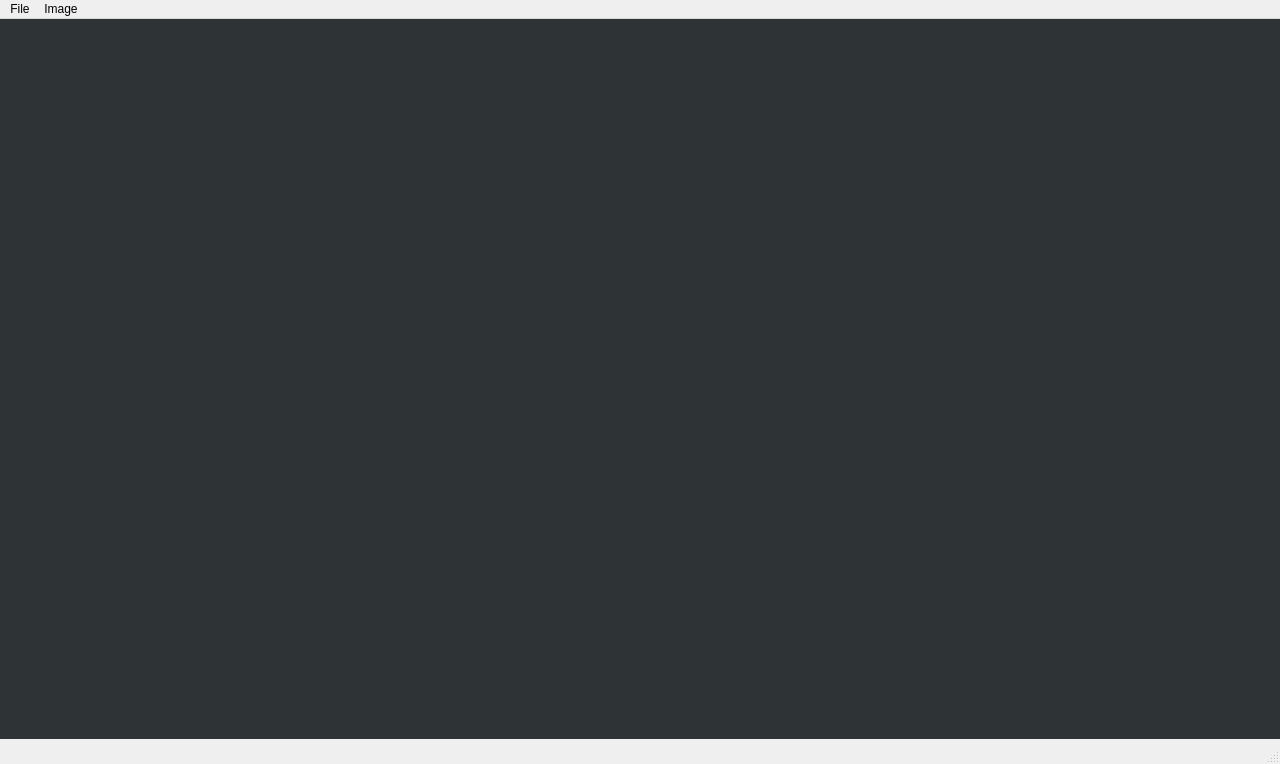
This is slides.ui in 5anji/G-Slider as Qt 5 draws it before an edit. The edited form follows.
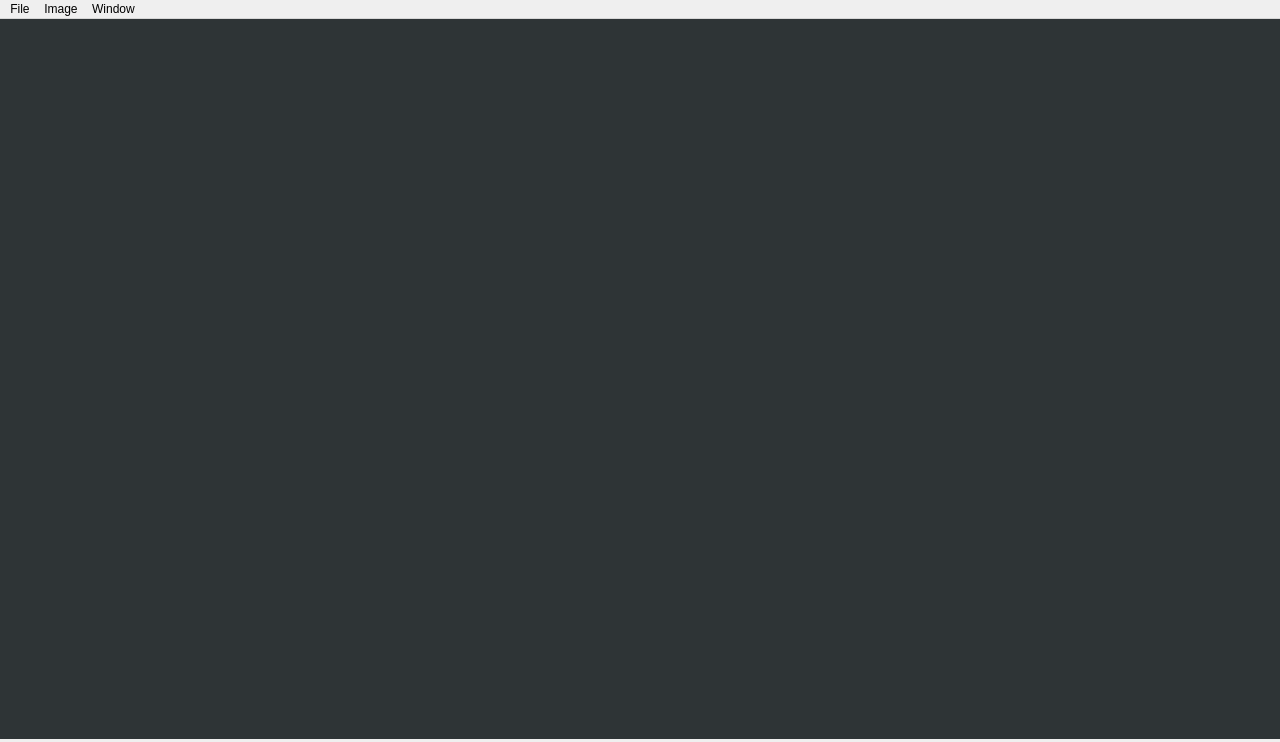
This is the edited form.

Commit message:
Added resizing and much more stuff
Also on double click on the widget's center will show window in fullscreen mode

The edit to the form file:
```diff
--- a/slides.ui
+++ b/slides.ui
@@ -7,7 +7,7 @@
     <x>0</x>
     <y>0</y>
     <width>1280</width>
-    <height>764</height>
+    <height>742</height>
    </rect>
   </property>
   <property name="windowTitle">
@@ -34,9 +34,9 @@
    <widget class="QPushButton" name="pushButton">
     <property name="geometry">
      <rect>
-      <x>1100</x>
+      <x>1024</x>
       <y>0</y>
-      <width>180</width>
+      <width>256</width>
       <height>720</height>
      </rect>
     </property>
@@ -52,7 +52,7 @@
      <rect>
       <x>0</x>
       <y>0</y>
-      <width>180</width>
+      <width>256</width>
       <height>720</height>
      </rect>
     </property>
@@ -106,10 +106,20 @@
     <addaction name="menuAuto_switch_image"/>
     <addaction name="actionShuffle"/>
    </widget>
+   <widget class="QMenu" name="menuWindow">
+    <property name="title">
+     <string>Window</string>
+    </property>
+    <addaction name="actionFull_screen"/>
+    <addaction name="actionMaximize"/>
+    <addaction name="actionMinimize"/>
+    <addaction name="separator"/>
+    <addaction name="actionStandart_1280x720"/>
+   </widget>
    <addaction name="menuFile"/>
    <addaction name="menuImage"/>
+   <addaction name="menuWindow"/>
   </widget>
-  <widget class="QStatusBar" name="statusbar"/>
   <action name="actionOpen">
    <property name="text">
     <string>Open...</string>
```
Left out of the diff: 59 changed lines with no effect on the pictures. The commit also changes 2 other files.
